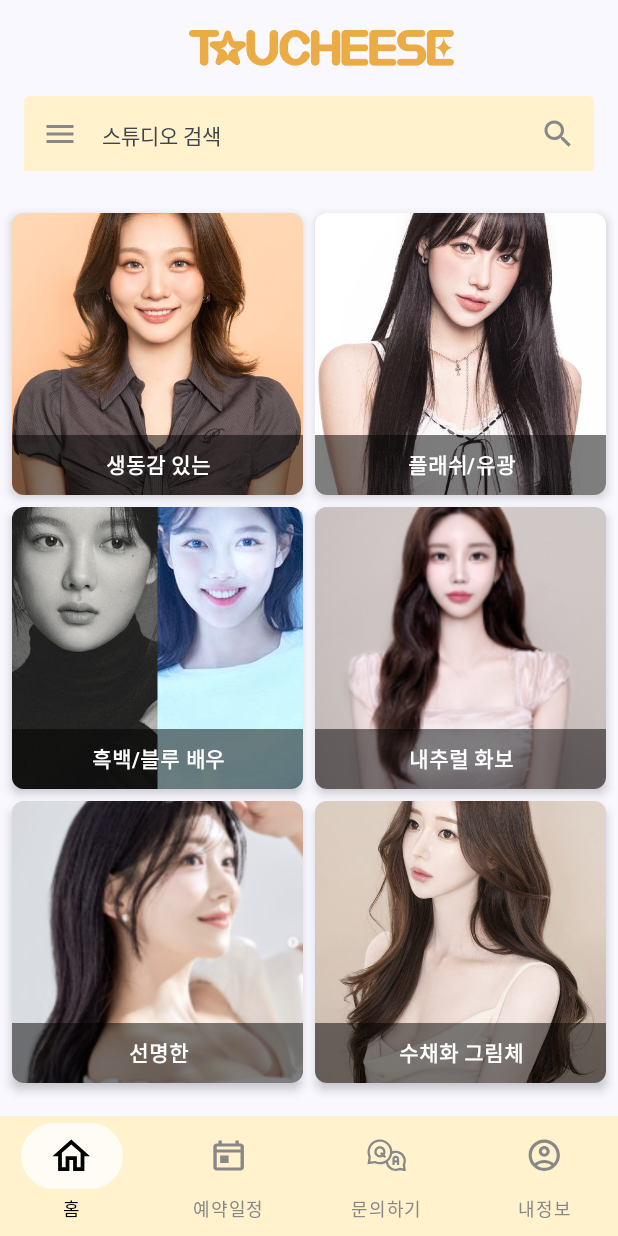
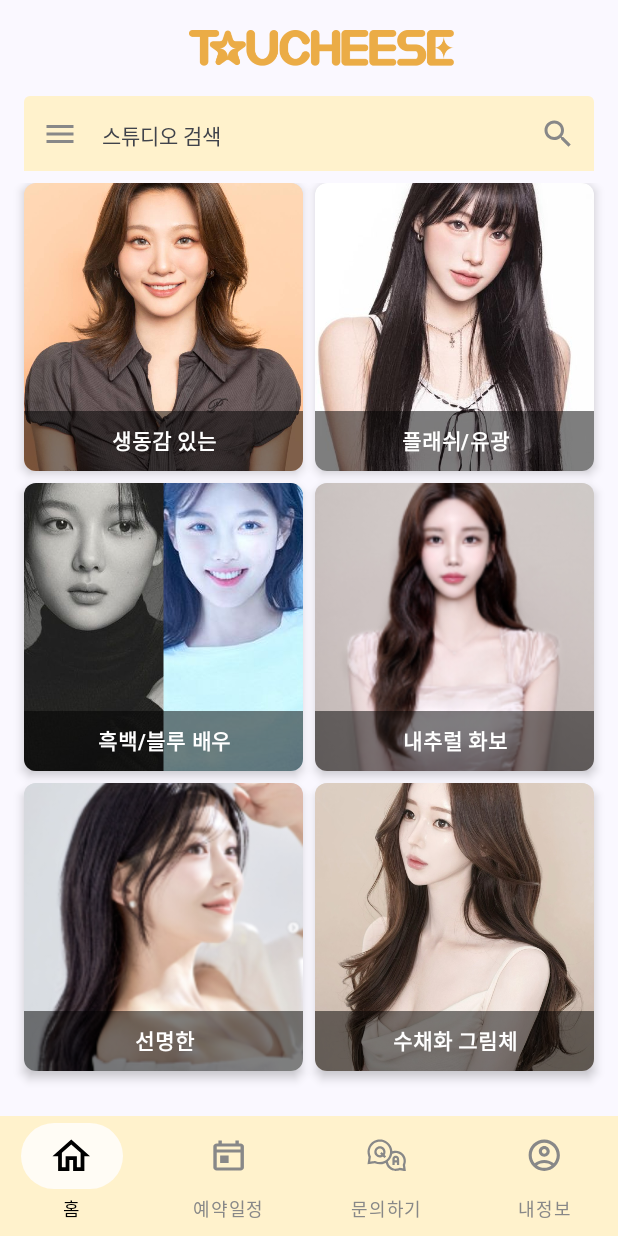
Before and after one commit to Mac-Win/Toucheese-Android, an Android app built with Jetpack Compose: the screen it shows after launch (MainActivity), on a phone screen of 412 x 824 dp. Run offline under Robolectric (Android 15) with nearby library versions, the phone set to English and light mode, and no system bars; our stand-ins replace Dagger/Hilt's generated code; pictures from the network do not load.

Commit message:
[UI] 컨셉 카드가 전체 화면을 채우도록 설정

```diff
--- a/app/src/main/java/com/example/toucheeseapp/ui/screens/HomeScreen.kt
+++ b/app/src/main/java/com/example/toucheeseapp/ui/screens/HomeScreen.kt
@@ -52,6 +52,7 @@ import androidx.compose.ui.Alignment
 import androidx.compose.ui.Modifier
 import androidx.compose.ui.graphics.Color
 import androidx.compose.ui.layout.ContentScale
+import androidx.compose.ui.platform.LocalConfiguration
 import androidx.compose.ui.res.painterResource
 import androidx.compose.ui.text.font.FontWeight
 import androidx.compose.ui.text.style.TextAlign
@@ -167,7 +168,7 @@ fun SearchBar(viewModel: StudioViewModel) {
 }
 
 @Composable
-fun CardGrid(onCardClick: (Int) -> Unit) {
+fun CardGrid(modifier: Modifier = Modifier, onCardClick: (Int) -> Unit) {
     val cardData = listOf(
         Triple(R.drawable.image1, "생동감 있는", 1), // ID 추가
         Triple(R.drawable.image2, "플래쉬/유광", 2),
@@ -181,29 +182,32 @@ fun CardGrid(onCardClick: (Int) -> Unit) {
         columns = GridCells.Fixed(2),
         contentPadding = PaddingValues(
             start = 8.dp,
-            top = 16.dp,
             end = 8.dp,
-            bottom = 16.dp
         ),
         verticalArrangement = Arrangement.spacedBy(8.dp),
-        horizontalArrangement = Arrangement.spacedBy(8.dp)
+        horizontalArrangement = Arrangement.spacedBy(8.dp),
+        modifier = modifier.fillMaxSize()
     ) {
         items(cardData) { (imageRes, title, id) ->
             PhotoCard(
                 imageRes = imageRes,
                 title = title,
-                onCardClick = { onCardClick(id) } // 클릭 시 ID 전달
+                modifier = modifier.fillMaxSize(),
+                onCardClick = { onCardClick(id) }, // 클릭 시 ID 전달
             )
         }
     }
 }
 
 @Composable
-fun PhotoCard(imageRes: Int, title: String, onCardClick: () -> Unit) {
+fun PhotoCard(imageRes: Int, title: String, modifier: Modifier = Modifier, onCardClick: () -> Unit) {
+    // 기기의 스크린 높이를 계산
+    val screenHeight = LocalConfiguration.current.screenHeightDp
+    // Card 높이를 기기 높이의 70%로 지정
+    val cardHeight = (screenHeight * 0.7).dp
     Card(
-        modifier = Modifier
-            .fillMaxWidth()
-            .height(188.dp), // 카드 전체 높이
+        modifier = modifier
+            .height(cardHeight / 3), // 카드 전체 높이
         shape = RoundedCornerShape(8.dp),
         elevation = CardDefaults.cardElevation(4.dp),
         onClick = onCardClick
@@ -393,10 +397,8 @@ fun SearchResultBox(searchResults: List<SearchResponseItem>, modifier: Modifier
 @Composable
 fun HomeContent(studios: State<List<Studio>>, onCardClick: (Int) -> Unit, modifier: Modifier = Modifier) {
     Column(
-        modifier = modifier.fillMaxSize(),
-        verticalArrangement = Arrangement.spacedBy(8.dp)
+        modifier = modifier.fillMaxSize().padding(8.dp),
     ) {
-        Spacer(modifier = Modifier.height(4.dp))
-        CardGrid(onCardClick = onCardClick) // 기존 홈 콘텐츠 (카드 그리드)
+        CardGrid(onCardClick = onCardClick, modifier = modifier.fillMaxSize()) // 기존 홈 콘텐츠 (카드 그리드)
     }
 }
```
